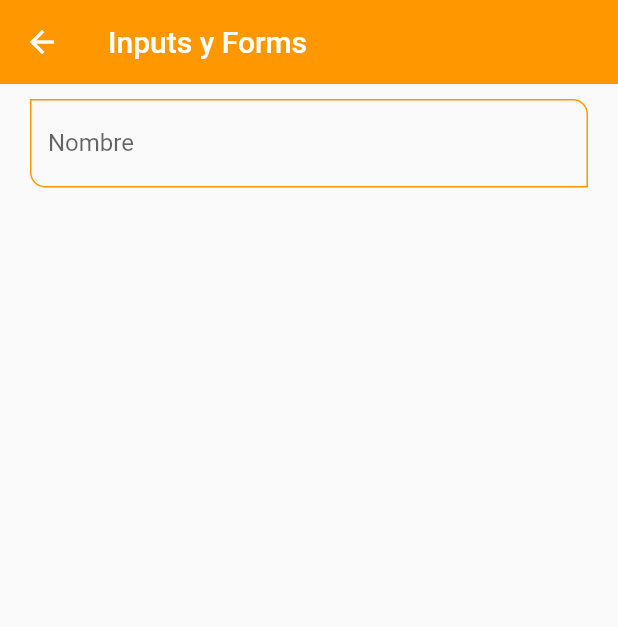
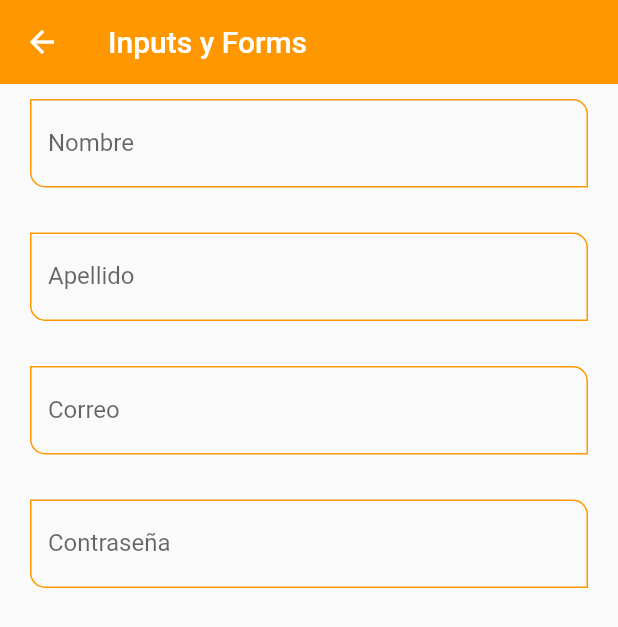
Before and after one commit to misael-reyes/curso_flutter, a Flutter app: the InputsScreen screen opened by its route, on a phone screen of 412 x 824 dp. Shown: the top 627 px of the screen. Run offline on Flutter 3.47's test engine with Material 2 defaults, Android fonts, the phone set to English and light mode, and no system bars.

```diff
--- a/fl_components/lib/screens/inputs_screen.dart
+++ b/fl_components/lib/screens/inputs_screen.dart
@@ -22,9 +22,24 @@ class InputsScreen extends StatelessWidget {
               /// propio Widget para poder personalizarlo de la misma maneras que
               /// el resto
               CustomImputField(
-                labelText: 'Nombre',
-                hintText: 'Nombre de usuario',
-              )
+                  labelText: 'Nombre', hintText: 'Nombre de usuario'),
+              SizedBox(height: 30),
+
+              CustomImputField(
+                  labelText: 'Apellido', hintText: 'Apellido de usuario'),
+              SizedBox(height: 30),
+
+              CustomImputField(
+                  labelText: 'Correo',
+                  hintText: 'Correo del usuario',
+                  textInputType: TextInputType.emailAddress),
+              SizedBox(height: 30),
+
+              CustomImputField(
+                  labelText: 'Contraseña',
+                  hintText: 'Contraseña del usuario',
+                  isPassword: true),
+              SizedBox(height: 30),
             ],
           ),
         ),
--- a/fl_components/lib/widgets/custom_input_field.dart
+++ b/fl_components/lib/widgets/custom_input_field.dart
@@ -9,16 +9,20 @@ class CustomImputField extends StatelessWidget {
   final String? counterTex;
   final IconData? suffixIcon;
   final IconData? icon;
+  final TextInputType? textInputType;
+  final bool isPassword;
 
-  const CustomImputField({
-    Key? key,
+  const CustomImputField(
+      {Key? key,
       this.hintText,
       this.labelText,
       this.helperText,
       this.counterTex,
       this.suffixIcon,
       this.icon,
-  }) : super(key: key);
+      this.textInputType,
+      this.isPassword = false,})
+      : super(key: key);
 
   @override
   Widget build(BuildContext context) {
@@ -28,6 +32,10 @@ class CustomImputField extends StatelessWidget {
       initialValue: '',
       // esto pone el teclado en mayúscula antes de cada palabra
       textCapitalization: TextCapitalization.words,
+      // tipo de teclado para el campo
+      keyboardType: textInputType,
+      // ocultar el texto como la contraseña
+      obscureText: isPassword,
       // capturamos el evento cada que una tecla del teclado se precione
       onChanged: (value) {
         print('value $value');
```
Lines whose indentation alone changed are shown as unchanged.
